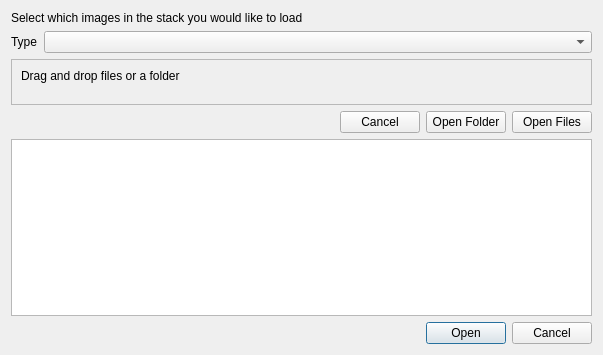
Old version of the form tomviz/ImageStackDialog.ui in the repository OpenChemistry/tomviz.
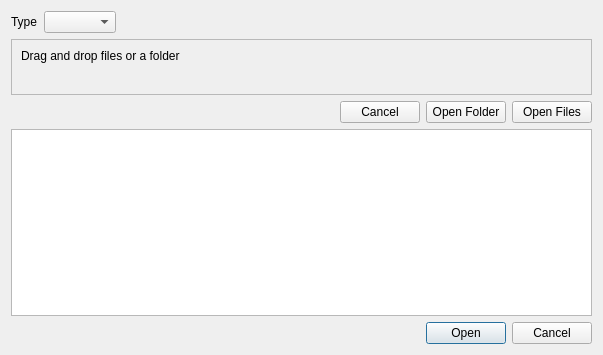
New version of the form.

The edit to the form file:
```diff
--- a/tomviz/ImageStackDialog.ui
+++ b/tomviz/ImageStackDialog.ui
@@ -21,31 +21,34 @@
   </property>
   <layout class="QVBoxLayout" name="verticalLayout_4">
    <item>
-    <widget class="QLabel" name="label">
-     <property name="text">
-      <string>Select which images in the stack you would like to load</string>
-     </property>
-     <property name="wordWrap">
-      <bool>true</bool>
-     </property>
-    </widget>
-   </item>
-   <item>
-    <layout class="QFormLayout" name="formLayout">
-     <item row="0" column="0">
+    <layout class="QHBoxLayout" name="horizontalLayout_2">
+     <item>
       <widget class="QLabel" name="label_2">
        <property name="text">
         <string>Type</string>
        </property>
       </widget>
      </item>
-     <item row="0" column="1">
+     <item>
       <widget class="QComboBox" name="stackTypeCombo">
        <property name="enabled">
         <bool>true</bool>
        </property>
       </widget>
      </item>
+     <item>
+      <spacer name="horizontalSpacer">
+       <property name="orientation">
+        <enum>Qt::Horizontal</enum>
+       </property>
+       <property name="sizeHint" stdset="0">
+        <size>
+         <width>40</width>
+         <height>20</height>
+        </size>
+       </property>
+      </spacer>
+     </item>
     </layout>
    </item>
    <item>
```
Left out of the diff: 2 changed lines with no effect on the pictures.
